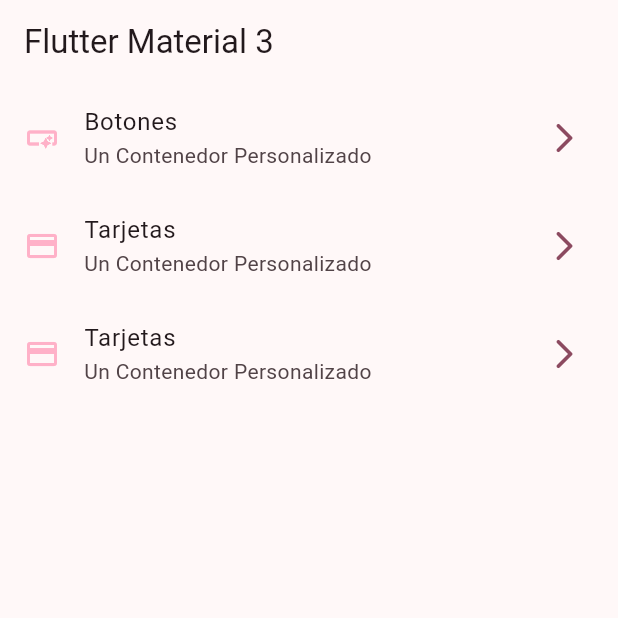
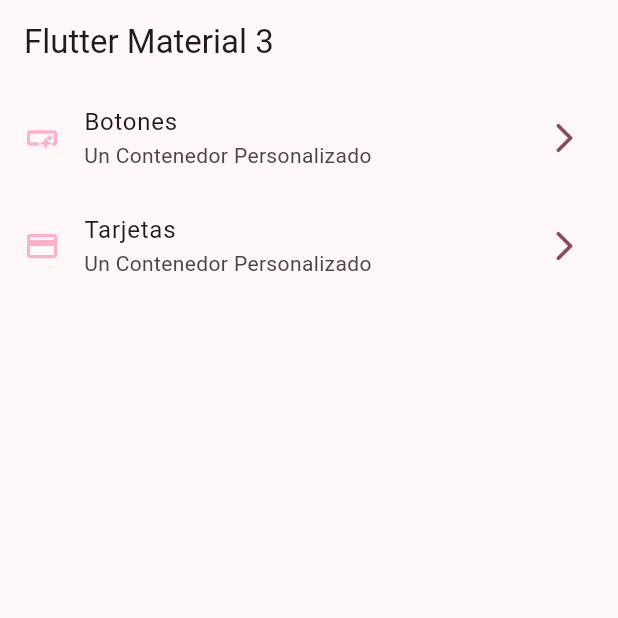
Before and after one commit to xxxferminxxx123/FlutterAplicationRoutes, a Flutter app: the screen it shows after launch, on a phone screen of 412 x 824 dp, the top half of it. Run offline on Flutter 3.47's test engine with Material 3 defaults, Android fonts, the phone set to English and light mode, and no system bars; our stand-ins replace go_router.

```diff
--- a/lib/config/menu/menu_items.dart
+++ b/lib/config/menu/menu_items.dart
@@ -28,10 +28,4 @@ const appMenuItems = <MenuItem>[
     link: '/card',
     icon: Icons.credit_card,
   ),
-  MenuItem(
-    title: 'Tarjetas',
-    subTitle: 'Un Contenedor Personalizado',
-    link: '/Card',
-    icon: Icons.credit_card,
-  ),
 ];
--- a/lib/config/presentation/cards/cards_screen.dart
+++ b/lib/config/presentation/cards/cards_screen.dart
@@ -1,6 +1,8 @@
 import 'package:flutter/material.dart';
 
 class CardsScreens extends StatelessWidget {
+
+      static const String name = 'buttons_screen';
   const CardsScreens({super.key});
 
   @override
--- a/lib/config/presentation/screens/buttons/buttons_screens.dart
+++ b/lib/config/presentation/screens/buttons/buttons_screens.dart
@@ -1,6 +1,9 @@
 import 'package:flutter/material.dart';
 
 class ButtonsScreens extends StatelessWidget {
+
+  static const String name = 'buttons_screen';
+
   const ButtonsScreens({super.key});
 
   @override
--- a/lib/config/presentation/screens/home/home_screen.dart
+++ b/lib/config/presentation/screens/home/home_screen.dart
@@ -1,6 +1,7 @@
 import 'package:aplication/config/menu/menu_items.dart';
 import 'package:aplication/config/presentation/screens/buttons/buttons_screens.dart';
 import 'package:flutter/material.dart';
+import 'package:go_router/go_router.dart';
 
 class HomeScreen extends StatelessWidget {
   const HomeScreen({super.key});
@@ -59,8 +60,9 @@ class CustomListType extends StatelessWidget {
         //     )
         //  )
 
-        Navigator.pushNamed(context, menuItem.link)
+        //Navigator.pushNamed(context, menuItem.link)
 
+        context.push( menuItem.link )
       },
     );
   }
--- /dev/null
+++ b/lib/config/presentation/screens/screens.dart
@@ -0,0 +1,3 @@
+import 'package:aplication/config/presentation/cards/cards_screen.dart';
+import 'package:aplication/config/presentation/screens/buttons/buttons_screens.dart';
+import 'package:aplication/config/presentation/screens/home/home_screen.dart';
--- /dev/null
+++ b/lib/config/router/app_router.dart
@@ -0,0 +1,26 @@
+import 'package:aplication/config/presentation/cards/cards_screen.dart';
+import 'package:aplication/config/presentation/screens/buttons/buttons_screens.dart';
+import 'package:aplication/config/presentation/screens/home/home_screen.dart';
+// import 'package:aplication/config/router/app_router.dart';
+import 'package:go_router/go_router.dart';
+
+// GoRouter configuration
+final appRouter = GoRouter(
+  initialLocation: '/',
+  routes: [
+
+    GoRoute(path: '/',
+    builder: (context, state) => HomeScreen()
+    ),
+
+    GoRoute(path: '/buttons',
+    name: ButtonsScreens.name,
+    builder: (context, state) => ButtonsScreens()
+    ),
+
+    GoRoute(path: '/card',
+    name: CardsScreens.name,
+    builder: (context, state) => CardsScreens()
+    ),
+  ],
+);
--- a/lib/main.dart
+++ b/lib/main.dart
@@ -1,6 +1,4 @@
-import 'package:aplication/config/presentation/cards/cards_screen.dart';
-import 'package:aplication/config/presentation/screens/buttons/buttons_screens.dart';
-import 'package:aplication/config/presentation/screens/home/home_screen.dart';
+import 'package:aplication/config/router/app_router.dart';
 import 'package:aplication/config/theme/app_theme.dart';
 import 'package:flutter/material.dart';
 
@@ -18,14 +16,10 @@ class MainApp extends StatelessWidget {
 
   @override
   Widget build(BuildContext context) {
-    return MaterialApp(
+    return MaterialApp.router(
+      routerConfig: appRouter,
       debugShowCheckedModeBanner: falso,
       theme: AppTheme(selectedColor: 0 ).geTheme(),
-      home: HomeScreen(),
-      routes: {
-          buttons:(context) =>const ButtonsScreens()
-        ,rutaCard:(context) =>const CardsScreens()
-      },
     );
   }
 }
--- a/pubspec.yaml
+++ b/pubspec.yaml
@@ -9,6 +9,7 @@ environment:
 dependencies:
   flutter:
     sdk: flutter
+  go_router: ^6.0.7
 
 dev_dependencies:
   flutter_test:
```
Also changed, not shown: pubspec.lock.
